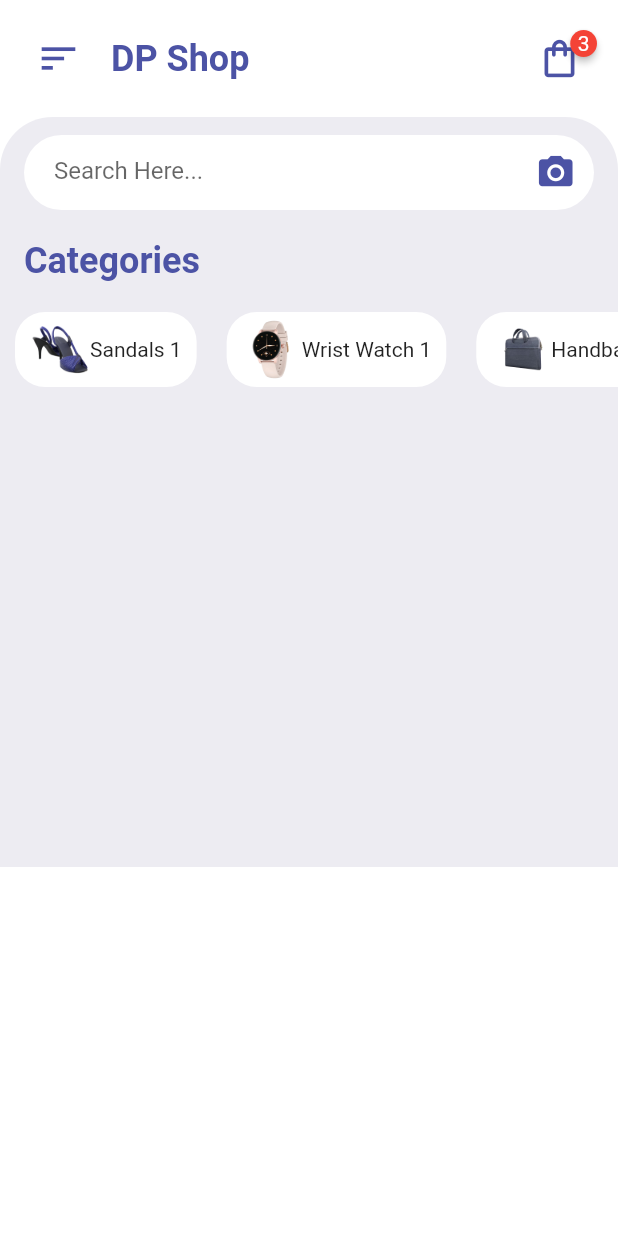
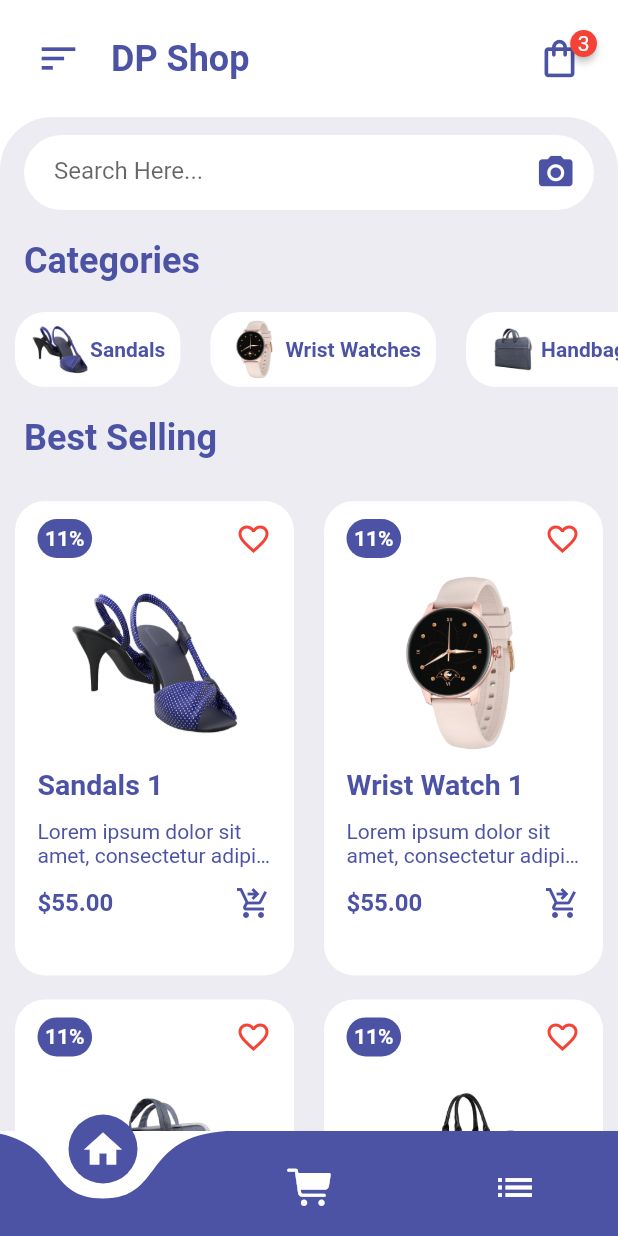
Before and after one commit to riqi3/ecommerce-app, a Flutter app: the screen it shows after launch, on a phone screen of 412 x 824 dp. Run offline on Flutter 3.47's test engine with Material 2 defaults, Android fonts, the phone set to English and light mode, and no system bars; drawn by our look-alikes of badges, curved_navigation_bar.

Commit message:
updated and finished homescreen
adding cart page

```diff
--- a/ecommerce_app/lib/constants.dart
+++ b/ecommerce_app/lib/constants.dart
@@ -9,4 +9,4 @@ const double defaultMargin= 16.0;
 const double iconSize = 30.0;
 const double borderRadius = 30;
 
-const double categoryBoxSize = 80;
+const double imageSize = 80;
--- a/ecommerce_app/lib/data.dart
+++ b/ecommerce_app/lib/data.dart
@@ -1,3 +1,22 @@
+import 'dart:math';
+
+import 'package:flutter/material.dart';
+
+List<Map<String, dynamic>> category = [
+  {
+    'name': 'Sandals',
+    'image': 'assets/images/1.png',
+  },
+  {
+    'name': 'Wrist Watches',
+    'image': 'assets/images/2.png',
+  },
+  {
+    'name': 'Handbags',
+    'image': 'assets/images/3.png',
+  }
+];
+
 List<Map<String, dynamic>> products = [
   {
     'name': 'Sandals 1',
@@ -28,3 +47,9 @@ List<Map<String, dynamic>> products = [
     'image': 'assets/images/7.png',
   },
 ];
+
+  // const Categories({super.key,
+  // required this.name,
+  // required this.image,
+  // });
+  // final String name, image;
--- a/ecommerce_app/lib/main.dart
+++ b/ecommerce_app/lib/main.dart
@@ -1,5 +1,6 @@
 import 'package:flutter/material.dart';
 
+import 'pages/CartScreen.dart';
 import 'pages/Homescreen.dart';
 
 
@@ -14,7 +15,8 @@ class EcommerceApp extends StatelessWidget{
         scaffoldBackgroundColor: Colors.white,
       ),
       routes: {
-        '/':(context) => Homescreen()
+        '/':(context) => HomeScreen(),
+        'cartPage':(context) => CartScreen()
       },
     );
   }
--- /dev/null
+++ b/ecommerce_app/lib/pages/CartScreen.dart
@@ -0,0 +1,18 @@
+import 'package:flutter/material.dart';
+
+import '../widgets/CartAppBar.dart';
+
+class CartScreen extends StatelessWidget {
+  const CartScreen({super.key});
+
+  @override
+  Widget build(BuildContext context) {
+    return Scaffold(
+      body: ListView(
+        children: [
+          CartAppBar(),
+        ],
+      ),
+    );
+  }
+}
--- a/ecommerce_app/lib/pages/Homescreen.dart
+++ b/ecommerce_app/lib/pages/Homescreen.dart
@@ -1,13 +1,17 @@
+import 'package:curved_navigation_bar/curved_navigation_bar.dart';
 import 'package:ecommerce_app/constants.dart';
 import 'package:ecommerce_app/data.dart';
+import 'package:flutter/cupertino.dart';
 import 'package:flutter/material.dart';
 
+import '../widgets/ProductGrid.dart';
 import '../widgets/Categories.dart';
 import '../widgets/HomeAppBar.dart';
 import '../widgets/SearchBar.dart';
+import '../widgets/SectionTitle.dart';
 
-class Homescreen extends StatelessWidget {
-  const Homescreen({super.key});
+class HomeScreen extends StatelessWidget {
+  const HomeScreen({super.key});
 
   @override
   Widget build(BuildContext context) {
@@ -16,7 +20,7 @@ class Homescreen extends StatelessWidget {
         children: [
           HomeAppBar(),
           Container(
-            height: 500,
+            height: MediaQuery.of(context).size.height,
             padding: EdgeInsets.only(top: defaultPadding / 2),
             decoration: BoxDecoration(
               color: bgColor,
@@ -25,37 +29,67 @@ class Homescreen extends StatelessWidget {
                 topRight: Radius.circular(defaultPadding + 11),
               ),
             ),
+            child: SingleChildScrollView(
               child: Column(
                 children: [
                   SearchBar(),
-                Container(
-                  alignment: Alignment.centerLeft,
-                  margin: EdgeInsets.symmetric(
-                    vertical: defaultMargin + 4,
-                    horizontal: defaultMargin,
-                  ),
-                  child: Text(
-                    'Categories',
-                    style: TextStyle(
-                      fontSize: fontSize,
-                      fontWeight: FontWeight.bold,
-                      color: mainColor,
-                    ),
-                  ),
+                  SectionTitle(
+                    title: 'Categories',
                   ),
                   SingleChildScrollView(
                     scrollDirection: Axis.horizontal,
                     child: Row(
                       children: List.generate(
+                          category.length,
+                          (index) => Categories(
+                                name: category[index]['name'],
+                                image: category[index]['image'],
+                              )),
+                    ),
+                  ),
+                  SectionTitle(
+                    title: 'Best Selling',
+                  ),
+                  GridView.count(
+                    childAspectRatio: 0.62,
+                    crossAxisCount: 2,
+                    physics: NeverScrollableScrollPhysics(),
+                    shrinkWrap: true,
+                    children: List.generate(
                         products.length,
-                        (index) => Categories(
+                        (index) => ProductGrid(
                               name: products[index]['name'],
                               image: products[index]['image'],
                             )),
                   ),
+                ],
+              ),
+            ),
           ),
         ],
       ),
+      bottomNavigationBar: CurvedNavigationBar(
+        backgroundColor: Colors.transparent,
+        onTap: (index) {
+
+        },
+        height: 70,
+        color: mainColor,
+        items: [
+                    Icon(
+            Icons.home,
+            size: iconSize,
+            color: Colors.white,
+          ),
+          Icon(
+            CupertinoIcons.cart_fill,
+            size: iconSize,
+            color: Colors.white,
+          ),
+                    Icon(
+            Icons.list,
+            size: iconSize,
+            color: Colors.white,
           ),
         ],
       ),
--- /dev/null
+++ b/ecommerce_app/lib/widgets/CartAppBar.dart
@@ -0,0 +1,10 @@
+import 'package:flutter/material.dart';
+
+class CartAppBar extends StatelessWidget {
+  const CartAppBar({super.key});
+
+  @override
+  Widget build(BuildContext context) {
+    return Container();
+  }
+}
--- a/ecommerce_app/lib/widgets/Categories.dart
+++ b/ecommerce_app/lib/widgets/Categories.dart
@@ -26,10 +26,15 @@ class Categories extends StatelessWidget {
               children: [
                 Image.asset(
                   image,
-                  width: categoryBoxSize/2,
-                  height: categoryBoxSize/2,
+                  width: imageSize/2,
+                  height: imageSize/2,
                   ),
-                  Text(name),
+                  Text(name,
+                  style: TextStyle(
+                    fontWeight: FontWeight.bold,
+                    fontSize: 2+(fontSize/2),
+                    color: mainColor,
+                  ),),
               ],
             ),
           ),
--- a/ecommerce_app/lib/widgets/HomeAppBar.dart
+++ b/ecommerce_app/lib/widgets/HomeAppBar.dart
@@ -41,7 +41,7 @@ class HomeAppBar extends StatelessWidget {
             ),
             child: InkWell(
               onTap: () {
-                print('s');
+                Navigator.pushNamed(context, 'cartPage');
               },
               child: Icon(
                 Icons.shopping_bag_outlined,
--- /dev/null
+++ b/ecommerce_app/lib/widgets/ProductGrid.dart
@@ -0,0 +1,128 @@
+import 'dart:math';
+
+import 'package:ecommerce_app/constants.dart';
+import 'package:flutter/material.dart';
+
+class ProductGrid extends StatelessWidget {
+  const ProductGrid({super.key,
+    required this.name,
+  required this.image,
+  });
+  final String name, image;
+
+  @override
+  Widget build(BuildContext context) {
+    return  Container(
+          padding: EdgeInsets.only(
+            left: 3 + (defaultPadding / 2),
+            right: 3 + (defaultPadding / 2),
+            top: (defaultPadding / 2),
+          ),
+          margin: EdgeInsets.symmetric(
+              vertical: defaultMargin / 2, horizontal: defaultMargin - 6),
+          decoration: BoxDecoration(
+            color: Colors.white,
+            borderRadius: BorderRadius.circular(borderRadius - 10),
+          ),
+          child: Column(
+            children: [
+              Row(
+                mainAxisAlignment: MainAxisAlignment.spaceBetween,
+                children: [
+                  Container(
+                    padding: EdgeInsets.all(defaultPadding - 19),
+                    decoration: BoxDecoration(
+                      color: mainColor,
+                      borderRadius: BorderRadius.circular(borderRadius - 10),
+                    ),
+                    child: _rating(),
+                  ),
+                  Icon(
+                    Icons.favorite_border,
+                    color: Colors.red,
+                  )
+                ],
+              ),
+              InkWell(
+                onTap: () {},
+                child: Container(
+                  margin: EdgeInsets.all(defaultMargin - 6),
+                  child: Image.asset(image),
+                  width: imageSize + 40,
+                  height: imageSize + 40,
+                ),
+              ),
+              Container(
+                padding: EdgeInsets.only(bottom: defaultPadding/2),
+                alignment: Alignment.centerLeft,
+                child: Text(
+                  name,
+                  style: TextStyle(
+                    fontSize: (fontSize-5),
+                    color: mainColor,
+                    fontWeight: FontWeight.bold,
+                  ),
+                ),
+              ),
+              Container(
+                alignment: Alignment.centerLeft,
+                child: Text('Lorem ipsum dolor sit amet, consectetur adipiscing elit. Maecenas eu efficitur eros.',
+                maxLines: 2,
+                style: TextStyle(
+                  overflow: TextOverflow.ellipsis,
+                  color: mainColor,
+                  ),
+                ),
+              ),
+              Padding(
+                padding: const EdgeInsets.symmetric(vertical: defaultPadding/2),
+                child: Row(
+                  mainAxisAlignment: MainAxisAlignment.spaceBetween,
+                  children: [
+                    Text('\$55.00',
+                    style: TextStyle(
+                      fontSize: 4+(fontSize/2),
+                      fontWeight: FontWeight.bold,
+                      color: mainColor,
+                    ),
+                    ),
+                    Icon(Icons.shopping_cart_checkout,
+                    color: mainColor,)
+                  ],
+                ),
+              ),
+            ],
+          ),
+        );
+  }
+}
+
+Text _rating() {
+  Random random = new Random();
+  double randomNumber = random.nextDouble() * 100;
+  randomNumber = double.parse(randomNumber.toStringAsFixed(0));
+  if (randomNumber <= 10) {
+    return Text(
+      '10%',
+      style: fontStyleDiscount(),
+    );
+  }
+  if (randomNumber >= 55) {
+    return Text(
+      '55%',
+      style: fontStyleDiscount(),
+    );
+  }
+  return Text(
+    '${randomNumber.toInt()}%',
+    style: fontStyleDiscount(),
+  );
+}
+
+TextStyle fontStyleDiscount() {
+  return TextStyle(
+    fontSize: 2 + (fontSize / 2),
+    color: Colors.white,
+    fontWeight: FontWeight.bold,
+  );
+}
--- /dev/null
+++ b/ecommerce_app/lib/widgets/SectionTitle.dart
@@ -0,0 +1,31 @@
+import 'package:flutter/material.dart';
+
+import '../constants.dart';
+
+class SectionTitle extends StatelessWidget {
+  const SectionTitle({
+    super.key,
+    required this.title,
+  });
+
+  final String title;
+
+  @override
+  Widget build(BuildContext context) {
+    return Container(
+      alignment: Alignment.centerLeft,
+      margin: EdgeInsets.symmetric(
+        vertical: defaultMargin + 4,
+        horizontal: defaultMargin,
+      ),
+      child: Text(
+        title,
+        style: TextStyle(
+          fontSize: fontSize,
+          fontWeight: FontWeight.bold,
+          color: mainColor,
+        ),
+      ),
+    );
+  }
+}
--- a/ecommerce_app/pubspec.yaml
+++ b/ecommerce_app/pubspec.yaml
@@ -36,6 +36,7 @@ dependencies:
   # Use with the CupertinoIcons class for iOS style icons.
   cupertino_icons: ^1.0.2
   badges: ^3.0.2
+  curved_navigation_bar: ^1.0.3
 
 dev_dependencies:
   flutter_test:
```
Also changed, not shown: ecommerce_app/pubspec.lock. Lines whose indentation alone changed are shown as unchanged.
